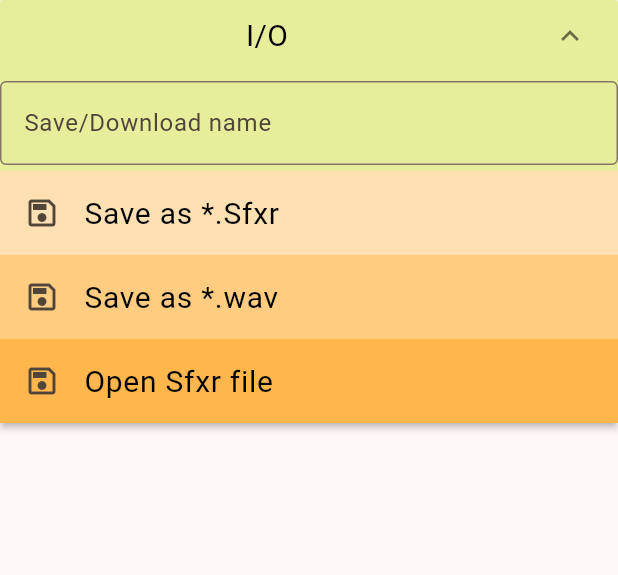
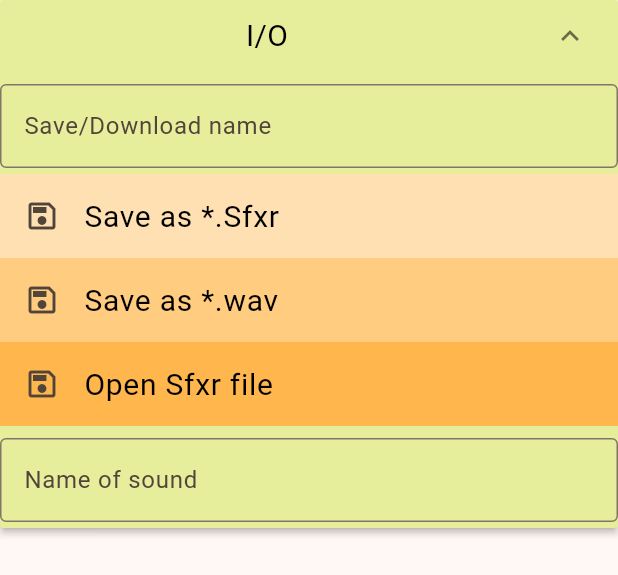
Before and after one commit to wdevore/RetroVibratoWeb, a Flutter app: the DrawerIOExpansionPanel widget shown alone on an empty page, opened directly, after a tap on "I/O", on a phone screen of 412 x 824 dp. Shown: the top 575 px of the screen. Run offline on Flutter 3.47's test engine with Material 3 defaults, Android fonts, the phone set to English and light mode, and no system bars; our stand-ins replace file_picker; missing offline and left inert: dart:html.

Commit message:
added "name of sound" input field

```diff
--- a/retro_vibrato_web/lib/view/drawer_io_expansion_panel.dart
+++ b/retro_vibrato_web/lib/view/drawer_io_expansion_panel.dart
@@ -52,7 +52,7 @@ class DrawerIOExpansionPanelState extends State<DrawerIOExpansionPanel> {
             children: [
               Padding(
                 padding: const EdgeInsets.only(
-                    left: 0.0, top: 6.0, right: 0.0, bottom: 4.0),
+                    left: 0.0, top: 8.0, right: 0.0, bottom: 4.0),
                 child: TextField(
                   decoration: const InputDecoration(
                     border: OutlineInputBorder(),
@@ -111,6 +111,19 @@ class DrawerIOExpansionPanelState extends State<DrawerIOExpansionPanel> {
                     // Then close the drawer
                     _openSfxr();
                     Navigator.pop(context);
+                  },
+                ),
+              ),
+              Padding(
+                padding: const EdgeInsets.only(
+                    left: 0.0, top: 8.0, right: 0.0, bottom: 4.0),
+                child: TextField(
+                  decoration: const InputDecoration(
+                    border: OutlineInputBorder(),
+                    labelText: 'Name of sound',
+                  ),
+                  onSubmitted: (String value) {
+                    widget.settings.appSettings.name.value = value;
                   },
                 ),
               ),
```
Also changed, not shown: retro_vibrato_web/lib/model/settings_model.dart (+8 -1 lines).
